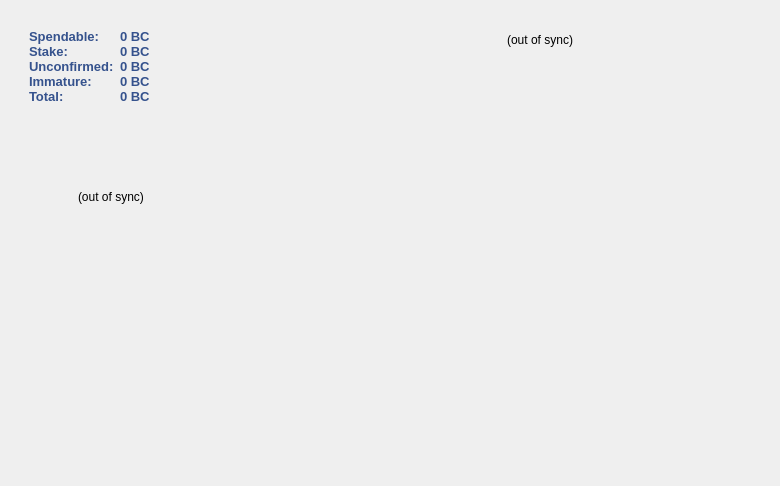
This is src/qt/forms/overviewpage.ui in nerdlabs-dev/sat3 as Qt 5 draws it before an edit. The edited form follows.
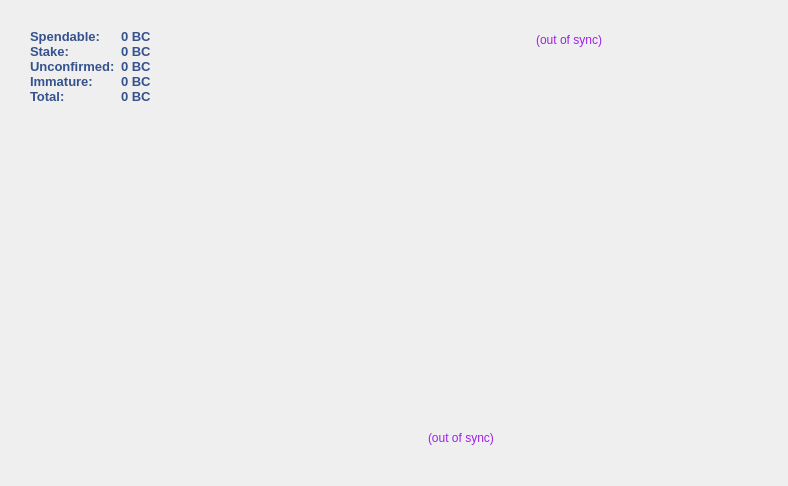
This is the edited form. Icons and pictures are not drawn.

Patch:
```diff
--- a/src/qt/forms/overviewpage.ui
+++ b/src/qt/forms/overviewpage.ui
@@ -6,7 +6,7 @@
    <rect>
     <x>0</x>
     <y>0</y>
-    <width>780</width>
+    <width>783</width>
     <height>486</height>
    </rect>
   </property>
@@ -39,7 +39,7 @@
        <widget class="QFrame" name="frame_7">
         <property name="minimumSize">
          <size>
-          <width>250</width>
+          <width>300</width>
           <height>0</height>
          </size>
         </property>
@@ -55,10 +55,10 @@
         <layout class="QGridLayout" name="gridLayout_4">
          <item row="3" column="0">
           <widget class="QLabel" name="label_2">
-           <property name="minimumSize">
+           <property name="maximumSize">
             <size>
-             <width>200</width>
-             <height>200</height>
+             <width>280</width>
+             <height>280</height>
             </size>
            </property>
            <property name="layoutDirection">
@@ -80,7 +80,10 @@
             <set>Qt::AlignCenter</set>
            </property>
            <property name="margin">
-            <number>-3</number>
+            <number>3</number>
+           </property>
+           <property name="indent">
+            <number>1</number>
            </property>
            <property name="openExternalLinks">
             <bool>true</bool>
@@ -1061,80 +1064,11 @@
            </layout>
           </widget>
          </item>
-         <item row="1" column="0">
-          <widget class="QFrame" name="frame_8">
-           <property name="frameShape">
-            <enum>QFrame::NoFrame</enum>
-           </property>
-           <property name="frameShadow">
-            <enum>QFrame::Plain</enum>
-           </property>
-           <property name="lineWidth">
-            <number>0</number>
-           </property>
-           <layout class="QGridLayout" name="gridLayout_8">
-            <item row="0" column="0">
-             <spacer name="horizontalSpacer_3">
-              <property name="orientation">
-               <enum>Qt::Horizontal</enum>
-              </property>
-              <property name="sizeType">
-               <enum>QSizePolicy::Fixed</enum>
-              </property>
-              <property name="sizeHint" stdset="0">
-               <size>
-                <width>40</width>
-                <height>18</height>
-               </size>
-              </property>
-             </spacer>
-            </item>
-            <item row="0" column="1">
-             <widget class="QLabel" name="labelWalletStatus">
-              <property name="text">
-               <string notr="true">(out of sync)</string>
-              </property>
-              <property name="alignment">
-               <set>Qt::AlignLeading|Qt::AlignLeft|Qt::AlignVCenter</set>
-              </property>
-             </widget>
-            </item>
-            <item row="0" column="2">
-             <spacer name="horizontalSpacer_2">
-              <property name="orientation">
-               <enum>Qt::Horizontal</enum>
-              </property>
-              <property name="sizeType">
-               <enum>QSizePolicy::Fixed</enum>
-              </property>
-              <property name="sizeHint" stdset="0">
-               <size>
-                <width>13</width>
-                <height>20</height>
-               </size>
-              </property>
-             </spacer>
-            </item>
-           </layout>
-          </widget>
-         </item>
         </layout>
        </widget>
       </item>
       <item row="0" column="1" rowspan="3">
        <widget class="QFrame" name="frame_6">
-        <property name="minimumSize">
-         <size>
-          <width>0</width>
-          <height>400</height>
-         </size>
-        </property>
-        <property name="maximumSize">
-         <size>
-          <width>75</width>
-          <height>16777215</height>
-         </size>
-        </property>
         <property name="styleSheet">
          <string notr="true">background: transparent;</string>
         </property>
@@ -1152,8 +1086,8 @@
           <widget class="QLabel" name="label_9">
            <property name="maximumSize">
             <size>
-             <width>85</width>
-             <height>60</height>
+             <width>90</width>
+             <height>90</height>
             </size>
            </property>
            <property name="styleSheet">
@@ -1168,9 +1102,6 @@
            <property name="scaledContents">
             <bool>true</bool>
            </property>
-           <property name="alignment">
-            <set>Qt::AlignBottom|Qt::AlignRight|Qt::AlignTrailing</set>
-           </property>
           </widget>
          </item>
          <item row="2" column="0">
@@ -1204,19 +1135,6 @@
          <number>0</number>
         </property>
         <layout class="QGridLayout" name="gridLayout_2">
-         <item row="3" column="1">
-          <spacer name="verticalSpacer_5">
-           <property name="orientation">
-            <enum>Qt::Vertical</enum>
-           </property>
-           <property name="sizeHint" stdset="0">
-            <size>
-             <width>20</width>
-             <height>40</height>
-            </size>
-           </property>
-          </spacer>
-         </item>
          <item row="2" column="1">
           <widget class="QListView" name="listTransactions">
            <property name="minimumSize">
@@ -1406,6 +1324,208 @@
            </property>
           </spacer>
          </item>
+         <item row="3" column="1">
+          <widget class="QFrame" name="frame_8">
+           <property name="frameShape">
+            <enum>QFrame::NoFrame</enum>
+           </property>
+           <property name="frameShadow">
+            <enum>QFrame::Plain</enum>
+           </property>
+           <property name="lineWidth">
+            <number>0</number>
+           </property>
+           <layout class="QGridLayout" name="gridLayout_8">
+            <item row="0" column="0">
+             <spacer name="horizontalSpacer_3">
+              <property name="orientation">
+               <enum>Qt::Horizontal</enum>
+              </property>
+              <property name="sizeType">
+               <enum>QSizePolicy::Fixed</enum>
+              </property>
+              <property name="sizeHint" stdset="0">
+               <size>
+                <width>40</width>
+                <height>18</height>
+               </size>
+              </property>
+             </spacer>
+            </item>
+            <item row="0" column="1">
+             <widget class="QLabel" name="labelWalletStatus">
+              <property name="palette">
+               <palette>
+                <active>
+                 <colorrole role="WindowText">
+                  <brush brushstyle="SolidPattern">
+                   <color alpha="255">
+                    <red>156</red>
+                    <green>34</green>
+                    <blue>231</blue>
+                   </color>
+                  </brush>
+                 </colorrole>
+                 <colorrole role="Button">
+                  <brush brushstyle="SolidPattern">
+                   <color alpha="0">
+                    <red>0</red>
+                    <green>0</green>
+                    <blue>0</blue>
+                   </color>
+                  </brush>
+                 </colorrole>
+                 <colorrole role="Text">
+                  <brush brushstyle="SolidPattern">
+                   <color alpha="255">
+                    <red>156</red>
+                    <green>34</green>
+                    <blue>231</blue>
+                   </color>
+                  </brush>
+                 </colorrole>
+                 <colorrole role="Base">
+                  <brush brushstyle="SolidPattern">
+                   <color alpha="0">
+                    <red>0</red>
+                    <green>0</green>
+                    <blue>0</blue>
+                   </color>
+                  </brush>
+                 </colorrole>
+                 <colorrole role="Window">
+                  <brush brushstyle="SolidPattern">
+                   <color alpha="0">
+                    <red>0</red>
+                    <green>0</green>
+                    <blue>0</blue>
+                   </color>
+                  </brush>
+                 </colorrole>
+                </active>
+                <inactive>
+                 <colorrole role="WindowText">
+                  <brush brushstyle="SolidPattern">
+                   <color alpha="255">
+                    <red>156</red>
+                    <green>34</green>
+                    <blue>231</blue>
+                   </color>
+                  </brush>
+                 </colorrole>
+                 <colorrole role="Button">
+                  <brush brushstyle="SolidPattern">
+                   <color alpha="0">
+                    <red>0</red>
+                    <green>0</green>
+                    <blue>0</blue>
+                   </color>
+                  </brush>
+                 </colorrole>
+                 <colorrole role="Text">
+                  <brush brushstyle="SolidPattern">
+                   <color alpha="255">
+                    <red>156</red>
+                    <green>34</green>
+                    <blue>231</blue>
+                   </color>
+                  </brush>
+                 </colorrole>
+                 <colorrole role="Base">
+                  <brush brushstyle="SolidPattern">
+                   <color alpha="0">
+                    <red>0</red>
+                    <green>0</green>
+                    <blue>0</blue>
+                   </color>
+                  </brush>
+                 </colorrole>
+                 <colorrole role="Window">
+                  <brush brushstyle="SolidPattern">
+                   <color alpha="0">
+                    <red>0</red>
+                    <green>0</green>
+                    <blue>0</blue>
+                   </color>
+                  </brush>
+                 </colorrole>
+                </inactive>
+                <disabled>
+                 <colorrole role="WindowText">
+                  <brush brushstyle="SolidPattern">
+                   <color alpha="255">
+                    <red>190</red>
+                    <green>190</green>
+                    <blue>190</blue>
+                   </color>
+                  </brush>
+                 </colorrole>
+                 <colorrole role="Button">
+                  <brush brushstyle="SolidPattern">
+                   <color alpha="0">
+                    <red>0</red>
+                    <green>0</green>
+                    <blue>0</blue>
+                   </color>
+                  </brush>
+                 </colorrole>
+                 <colorrole role="Text">
+                  <brush brushstyle="SolidPattern">
+                   <color alpha="255">
+                    <red>190</red>
+                    <green>190</green>
+                    <blue>190</blue>
+                   </color>
+                  </brush>
+                 </colorrole>
+                 <colorrole role="Base">
+                  <brush brushstyle="SolidPattern">
+                   <color alpha="0">
+                    <red>0</red>
+                    <green>0</green>
+                    <blue>0</blue>
+                   </color>
+                  </brush>
+                 </colorrole>
+                 <colorrole role="Window">
+                  <brush brushstyle="SolidPattern">
+                   <color alpha="0">
+                    <red>0</red>
+                    <green>0</green>
+                    <blue>0</blue>
+                   </color>
+                  </brush>
+                 </colorrole>
+                </disabled>
+               </palette>
+              </property>
+              <property name="text">
+               <string notr="true">(out of sync)</string>
+              </property>
+              <property name="alignment">
+               <set>Qt::AlignLeading|Qt::AlignLeft|Qt::AlignVCenter</set>
+              </property>
+             </widget>
+            </item>
+            <item row="0" column="2">
+             <spacer name="horizontalSpacer_2">
+              <property name="orientation">
+               <enum>Qt::Horizontal</enum>
+              </property>
+              <property name="sizeType">
+               <enum>QSizePolicy::Fixed</enum>
+              </property>
+              <property name="sizeHint" stdset="0">
+               <size>
+                <width>13</width>
+                <height>20</height>
+               </size>
+              </property>
+             </spacer>
+            </item>
+           </layout>
+          </widget>
+         </item>
         </layout>
        </widget>
       </item>
@@ -1457,6 +1577,70 @@
            </item>
            <item>
             <widget class="QLabel" name="labelTransactionsStatus">
+             <property name="palette">
+              <palette>
+               <active>
+                <colorrole role="WindowText">
+                 <brush brushstyle="SolidPattern">
+                  <color alpha="255">
+                   <red>156</red>
+                   <green>34</green>
+                   <blue>231</blue>
+                  </color>
+                 </brush>
+                </colorrole>
+                <colorrole role="Text">
+                 <brush brushstyle="SolidPattern">
+                  <color alpha="255">
+                   <red>156</red>
+                   <green>34</green>
+                   <blue>231</blue>
+                  </color>
+                 </brush>
+                </colorrole>
+               </active>
+               <inactive>
+                <colorrole role="WindowText">
+                 <brush brushstyle="SolidPattern">
+                  <color alpha="255">
+                   <red>156</red>
+                   <green>34</green>
+                   <blue>231</blue>
+                  </color>
+                 </brush>
+                </colorrole>
+                <colorrole role="Text">
+                 <brush brushstyle="SolidPattern">
+                  <color alpha="255">
+                   <red>156</red>
+                   <green>34</green>
+                   <blue>231</blue>
+                  </color>
+                 </brush>
+                </colorrole>
+               </inactive>
+               <disabled>
+                <colorrole role="WindowText">
+                 <brush brushstyle="SolidPattern">
+                  <color alpha="255">
+                   <red>190</red>
+                   <green>190</green>
+                   <blue>190</blue>
+                  </color>
+                 </brush>
+                </colorrole>
+                <colorrole role="Text">
+                 <brush brushstyle="SolidPattern">
+                  <color alpha="255">
+                   <red>190</red>
+                   <green>190</green>
+                   <blue>190</blue>
+                  </color>
+                 </brush>
+                </colorrole>
+               </disabled>
+              </palette>
+             </property>
              <property name="text">
               <string notr="true">(out of sync)</string>
              </property>
```
Left out of the diff: 2 changed lines with no effect on the pictures.
